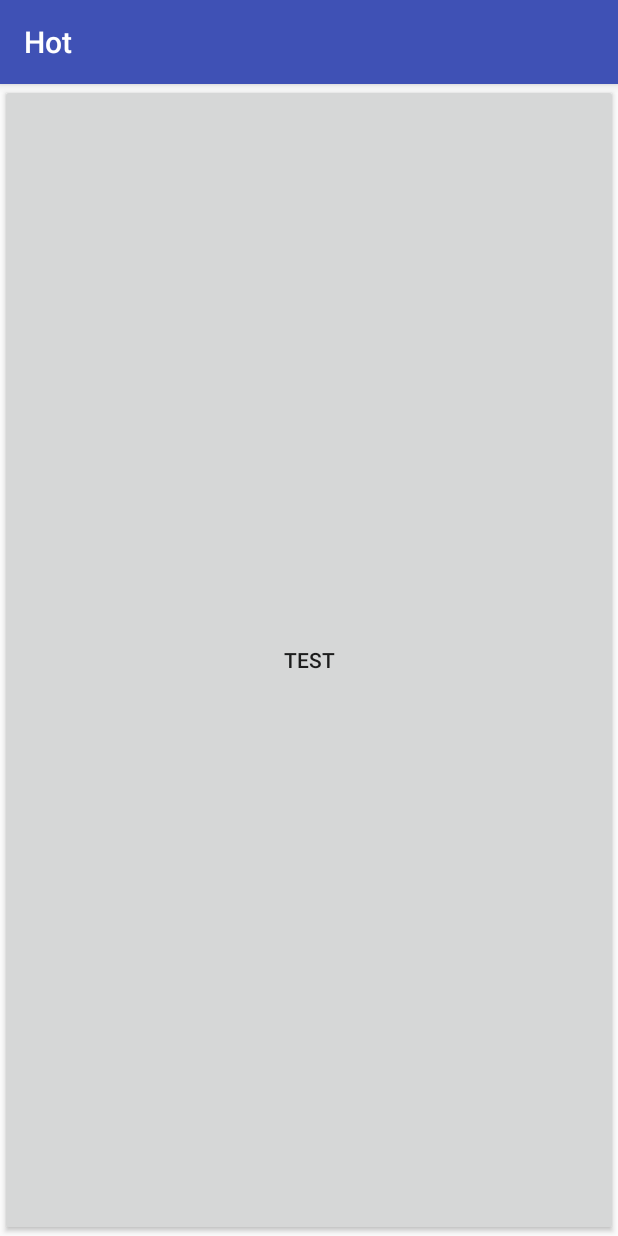
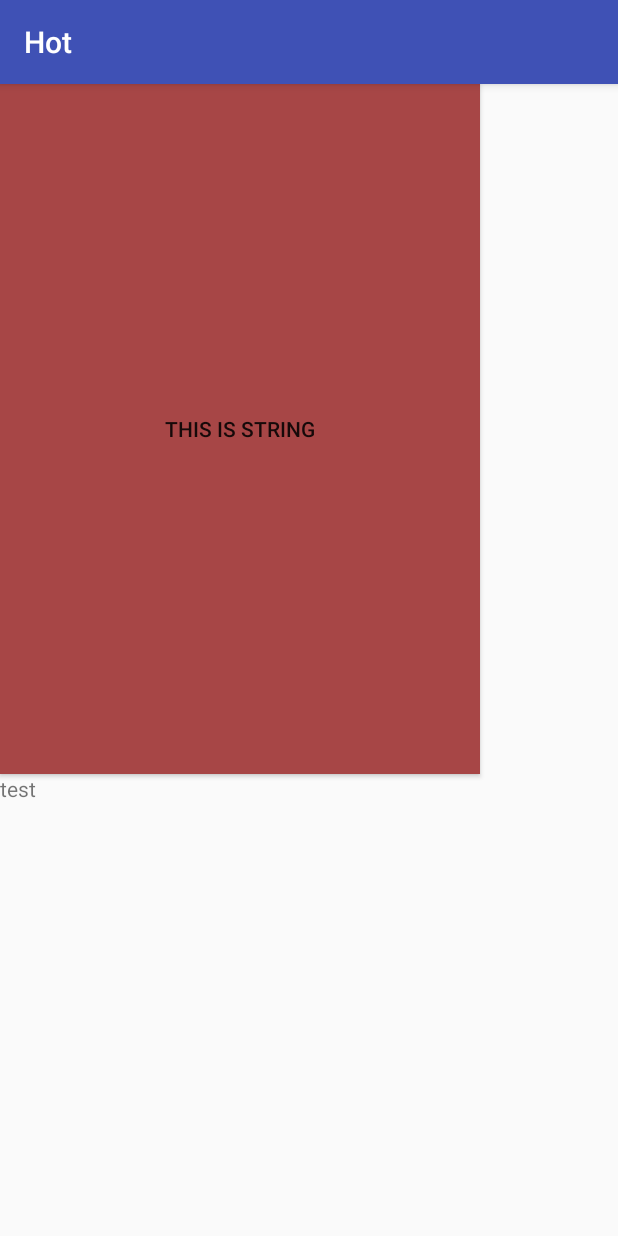
Before and after one commit to nicejwjin/hot_fixed, an Android app: the screen it shows after launch (MainActivity), on a phone screen of 412 x 824 dp. Run offline under Robolectric (Android 15) with nearby library versions, the phone set to English and light mode, and no system bars.

Commit message:
button string from xml

```diff
--- a/app/src/main/res/layout/activity_main.xml
+++ b/app/src/main/res/layout/activity_main.xml
@@ -6,14 +6,15 @@
     android:orientation="vertical" >
 
     <Button
-        android:layout_width="match_parent"
-        android:layout_height="match_parent"
-        android:text="test" />
+        android:layout_width="480px"
+        android:layout_height="690px"
+        android:background="#a74646"
+        android:text="@string/myValue" />
 
     <TextView
         android:id="@+id/textView1"
-        android:layout_width="wrap_content"
-        android:layout_height="wrap_content"
+        android:layout_width="480px"
+        android:layout_height="690px"
         android:text="test" />
 
     <RadioButton
--- a/app/src/main/res/values/strings.xml
+++ b/app/src/main/res/values/strings.xml
@@ -1,3 +1,4 @@
 <resources>
     <string name="app_name">Hot</string>
+    <string name="myValue">this is string</string>
 </resources>
```
